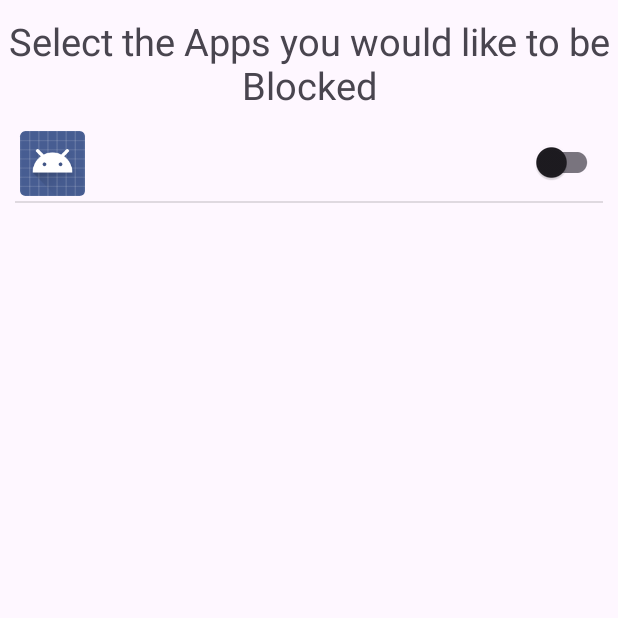
After one commit to matpetro/StudyBuddy, an Android app: the AppSelectActivity screen opened directly, with no data from a screen before it, on a phone screen of 412 x 824 dp, the top half of it. The commit adds this screen. Run offline under Robolectric (Android 15) with nearby library versions, the phone set to English and light mode, and no system bars.

Commit message:
Added new activity which shows installed apps

```diff
--- a/app/src/main/AndroidManifest.xml
+++ b/app/src/main/AndroidManifest.xml
@@ -2,9 +2,7 @@
 <manifest xmlns:android="http://schemas.android.com/apk/res/android"
     xmlns:tools="http://schemas.android.com/tools">
 
-    <uses-permission
-        android:name="android.permission.PACKAGE_USAGE_STATS"
-        tools:ignore="ProtectedPermissions" />
+    <uses-permission android:name="android.permission.PACKAGE_USAGE_STATS" tools:ignore="ProtectedPermissions" />
     <uses-permission android:name="android.permission.SYSTEM_ALERT_WINDOW" />
 
     <application
@@ -17,6 +15,9 @@
         android:supportsRtl="true"
         android:theme="@style/Theme.StudyBuddy"
         tools:targetApi="31">
+        <activity
+            android:name=".AppSelectActivity"
+            android:exported="false" />
         <activity
             android:name=".PopupPermissionActivity"
             android:exported="false" />
--- /dev/null
+++ b/app/src/main/java/com/example/studybuddy/AppAdapter.java
@@ -0,0 +1,83 @@
+package com.example.studybuddy;
+
+import java.util.ArrayList;
+import java.util.List;
+
+import android.content.Context;
+import android.content.pm.ApplicationInfo;
+import android.content.pm.PackageManager;
+import android.view.LayoutInflater;
+import android.view.View;
+import android.view.ViewGroup;
+import android.widget.ArrayAdapter;
+import android.widget.CheckBox;
+import android.widget.CompoundButton;
+import android.widget.ImageView;
+import android.widget.TextView;
+
+import androidx.annotation.NonNull;
+
+import com.google.android.material.switchmaterial.SwitchMaterial;
+
+// allows us to use a custom component to represent the apps on the phone with a list view
+public class AppAdapter extends ArrayAdapter<ApplicationInfo> {
+    private List<ApplicationInfo> appsList = null;
+    private Context context;
+    private PackageManager packageManager;
+    private ArrayList<Boolean> checkList = new ArrayList<>();
+
+    public AppAdapter(Context context, int textViewResourceId,
+                              List<ApplicationInfo> appsList) {
+        super(context, textViewResourceId, appsList);
+        this.context = context;
+        this.appsList = appsList;
+        packageManager = context.getPackageManager();
+
+        for (int i = 0; i < appsList.size(); i++) {
+            checkList.add(false);
+        }
+    }
+
+    @Override
+    public int getCount() {
+        return ((null != appsList) ? appsList.size() : 0);
+    }
+
+    @Override
+    public ApplicationInfo getItem(int position) {
+        return ((null != appsList) ? appsList.get(position) : null);
+    }
+
+    @NonNull
+    @Override
+    public View getView(int position, View convertView, ViewGroup parent) {
+        View view = convertView;
+        if (null == view) {
+            LayoutInflater layoutInflater = (LayoutInflater) context
+                    .getSystemService(Context.LAYOUT_INFLATER_SERVICE);
+            view = layoutInflater.inflate(R.layout.app_cell, null);
+        }
+
+        ApplicationInfo data = appsList.get(position);
+        if (null != data) {
+            TextView appName = view.findViewById(R.id.app_name);
+            ImageView iconView = view.findViewById(R.id.app_icon);
+
+            SwitchMaterial switchButton = view.findViewById(R.id.switch_app);
+            switchButton.setTag(position); // set the tag so we can identify the correct row in the listener
+            switchButton.setChecked(checkList.get(position)); // set the status as we stored it
+            switchButton.setOnCheckedChangeListener(mListener); // set the listener
+
+            appName.setText(data.loadLabel(packageManager));
+            iconView.setImageDrawable(data.loadIcon(packageManager));
+        }
+        return view;
+    }
+
+    CompoundButton.OnCheckedChangeListener mListener = new CompoundButton.OnCheckedChangeListener() {
+
+        public void onCheckedChanged(CompoundButton buttonView, boolean isChecked) {
+            checkList.set((Integer)buttonView.getTag(),isChecked); // get the tag so we know the row and store the status
+        }
+    };
+}
--- a/app/src/main/java/com/example/studybuddy/AppLockService.java
+++ b/app/src/main/java/com/example/studybuddy/AppLockService.java
@@ -44,7 +44,7 @@ public class AppLockService extends Service {
         runnable = new Runnable() {
             public void run() {
                 String app = getForegroundApp();
-                // TODO figure out what kind of app names it gives back and if it works
+                // TODO figure out how to check if the open app is in a set of blocked apps
                 System.out.println("Hellloooo " + app);
                 if("com.google.android.youtube".equals(app)){
                     showBlockScreen();
--- /dev/null
+++ b/app/src/main/java/com/example/studybuddy/AppSelectActivity.java
@@ -0,0 +1,47 @@
+package com.example.studybuddy;
+
+import android.content.Intent;
+import android.content.pm.ApplicationInfo;
+import android.content.pm.PackageManager;
+import android.net.Uri;
+import android.os.Bundle;
+import android.provider.Settings;
+import android.view.View;
+import android.widget.ArrayAdapter;
+import android.widget.ListView;
+
+import androidx.activity.EdgeToEdge;
+import androidx.appcompat.app.AppCompatActivity;
+import androidx.core.graphics.Insets;
+import androidx.core.view.ViewCompat;
+import androidx.core.view.WindowInsetsCompat;
+
+import java.util.List;
+import java.util.stream.Collectors;
+
+public class AppSelectActivity extends AppCompatActivity {
+
+    ListView listView;
+    @Override
+    protected void onCreate(Bundle savedInstanceState) {
+        super.onCreate(savedInstanceState);
+        EdgeToEdge.enable(this);
+        setContentView(R.layout.activity_app_select);
+        ViewCompat.setOnApplyWindowInsetsListener(findViewById(R.id.appView), (v, insets) -> {
+            Insets systemBars = insets.getInsets(WindowInsetsCompat.Type.systemBars());
+            v.setPadding(systemBars.left, systemBars.top, systemBars.right, systemBars.bottom);
+            return insets;
+        });
+        listView = findViewById(R.id.appListView);
+        getAllApps();
+    }
+
+    public void getAllApps() {
+        // TODO if does not work, may need to add permissions (QUERY_ALL_PACKAGES permissions)
+        // filter out the system applications
+        List<ApplicationInfo> allApps = getPackageManager().getInstalledApplications(PackageManager.GET_META_DATA)
+                .stream().filter(appInfo -> (appInfo.flags & ApplicationInfo.FLAG_SYSTEM) == 0 || appInfo.packageName.equals("com.google.android.youtube")).collect(Collectors.toList());
+        AppAdapter appAdapter = new AppAdapter(this, R.layout.app_cell, allApps);
+        listView.setAdapter(appAdapter);
+    }
+}
--- a/app/src/main/java/com/example/studybuddy/MainActivity.java
+++ b/app/src/main/java/com/example/studybuddy/MainActivity.java
@@ -84,6 +84,10 @@ public class MainActivity extends AppCompatActivity {
         } else if (!Settings.canDrawOverlays(this)) {
             Intent intent = new Intent(this, PopupPermissionActivity.class);
             startActivity(intent);
+        } else {
+            // TODO this needs to be moved to its own section
+            Intent intent = new Intent(this, AppSelectActivity.class);
+            startActivity(intent);
         }
 
     }
--- /dev/null
+++ b/app/src/main/res/layout/activity_app_select.xml
@@ -0,0 +1,25 @@
+<?xml version="1.0" encoding="utf-8"?>
+<LinearLayout xmlns:android="http://schemas.android.com/apk/res/android"
+    xmlns:app="http://schemas.android.com/apk/res-auto"
+    xmlns:tools="http://schemas.android.com/tools"
+    android:id="@+id/appView"
+    android:layout_width="match_parent"
+    android:layout_height="match_parent"
+    android:orientation="vertical"
+    android:gravity="center_horizontal"
+    tools:context=".AppSelectActivity">
+    <TextView
+        android:layout_width="match_parent"
+        android:layout_height="wrap_content"
+        android:text="Select the Apps you would like to be Blocked"
+        android:textSize="25dp"
+        android:gravity="center_horizontal"
+        android:layout_marginTop="10dp"
+        />
+    <ListView
+        android:id="@+id/appListView"
+        android:layout_width="match_parent"
+        android:layout_height="match_parent"
+        android:layout_marginHorizontal="10dp"
+        android:layout_marginTop="10dp"/>
+</LinearLayout>
--- /dev/null
+++ b/app/src/main/res/layout/app_cell.xml
@@ -0,0 +1,31 @@
+<?xml version="1.0" encoding="utf-8"?>
+<LinearLayout xmlns:android="http://schemas.android.com/apk/res/android"
+    android:layout_width="fill_parent"
+    android:layout_height="wrap_content"
+    android:orientation="horizontal" >
+
+    <ImageView
+        android:id="@+id/app_icon"
+        android:layout_width="50dp"
+        android:layout_height="50dp"
+        android:padding="3dp"
+        android:scaleType="centerCrop" />
+
+    <TextView
+        android:id="@+id/app_name"
+        android:layout_width="0dp"
+        android:layout_height="wrap_content"
+        android:layout_weight="1"
+        android:paddingLeft="5dp"
+        android:textStyle="bold"
+        android:text="App Name"
+        android:gravity="center_vertical"
+        android:textSize="20sp"/>
+
+    <com.google.android.material.switchmaterial.SwitchMaterial
+        android:id="@+id/switch_app"
+        android:layout_width="wrap_content"
+        android:layout_height="wrap_content"
+        android:gravity="center_vertical" />
+
+</LinearLayout>
```
